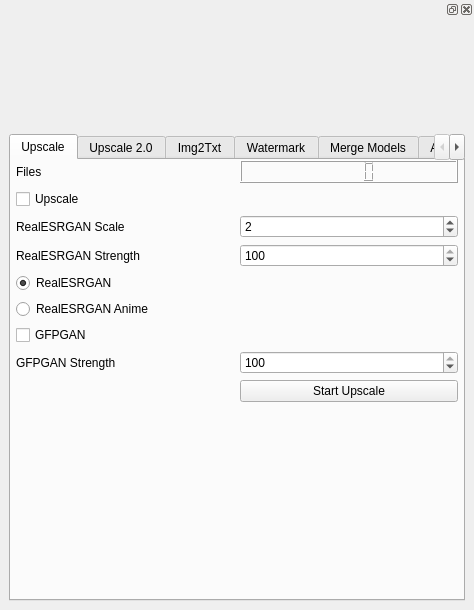
Qt form frontend/ui/img_lab.ui (osi1880vr/sd_ui) before a commit.
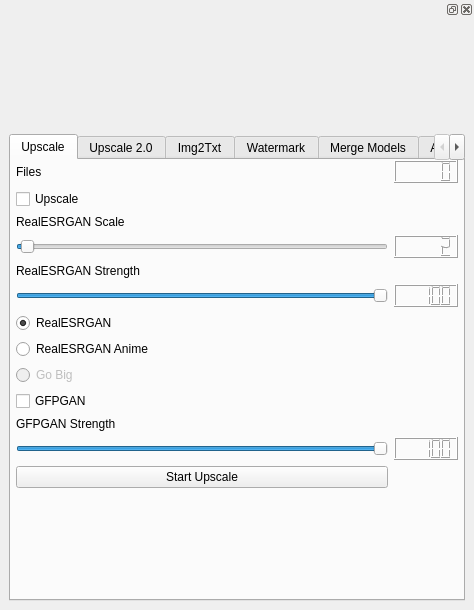
The same form after that commit. The open tabs and pages were chosen to show the change.

Diff of the .ui file:
```diff
--- a/frontend/ui/img_lab.ui
+++ b/frontend/ui/img_lab.ui
@@ -117,118 +117,167 @@
               </property>
               <item>
                <layout class="QGridLayout" name="gridLayout_3">
-                <item row="6" column="0">
-                 <widget class="QCheckBox" name="GFPGAN">
-                  <property name="text">
-                   <string>GFPGAN</string>
-                  </property>
-                 </widget>
-                </item>
-                <item row="9" column="0">
-                 <spacer name="verticalSpacer">
-                  <property name="orientation">
-                   <enum>Qt::Vertical</enum>
-                  </property>
-                  <property name="sizeHint" stdset="0">
-                   <size>
-                    <width>20</width>
-                    <height>40</height>
-                   </size>
-                  </property>
-                 </spacer>
-                </item>
-                <item row="3" column="2">
-                 <widget class="QSpinBox" name="esrStrength">
-                  <property name="maximum">
-                   <number>100</number>
-                  </property>
-                  <property name="value">
-                   <number>100</number>
-                  </property>
-                 </widget>
-                </item>
-                <item row="1" column="0">
-                 <widget class="QCheckBox" name="ESRGAN">
-                  <property name="text">
-                   <string>Upscale</string>
-                  </property>
-                 </widget>
-                </item>
-                <item row="3" column="0">
+                <item row="4" column="0">
                  <widget class="QLabel" name="esrStrength_lable">
                   <property name="text">
                    <string>RealESRGAN Strength</string>
                   </property>
                  </widget>
                 </item>
-                <item row="0" column="2">
-                 <widget class="QLCDNumber" name="filesCount"/>
-                </item>
-                <item row="2" column="0">
-                 <widget class="QLabel" name="label">
+                <item row="6" column="0">
+                 <widget class="QRadioButton" name="RealESRGAN">
                   <property name="text">
-                   <string>RealESRGAN Scale</string>
+                   <string>RealESRGAN</string>
                   </property>
-                 </widget>
-                </item>
-                <item row="0" column="0">
-                 <widget class="QLabel" name="label_2">
-                  <property name="text">
-                   <string>Files</string>
+                  <property name="checked">
+                   <bool>true</bool>
                   </property>
                  </widget>
                 </item>
-                <item row="7" column="0">
+                <item row="10" column="0">
                  <widget class="QLabel" name="label_3">
                   <property name="text">
                    <string>GFPGAN Strength</string>
                   </property>
                  </widget>
                 </item>
-                <item row="5" column="0">
+                <item row="7" column="0">
                  <widget class="QRadioButton" name="RealESRGANAnime">
                   <property name="text">
                    <string>RealESRGAN Anime</string>
                   </property>
                  </widget>
                 </item>
-                <item row="2" column="2">
-                 <widget class="QSpinBox" name="esrScale">
+                <item row="1" column="0">
+                 <widget class="QCheckBox" name="ESRGAN">
+                  <property name="text">
+                   <string>Upscale</string>
+                  </property>
+                 </widget>
+                </item>
+                <item row="13" column="0">
+                 <spacer name="verticalSpacer">
+                  <property name="orientation">
+                   <enum>Qt::Vertical</enum>
+                  </property>
+                  <property name="sizeHint" stdset="0">
+                   <size>
+                    <width>20</width>
+                    <height>40</height>
+                   </size>
+                  </property>
+                 </spacer>
+                </item>
+                <item row="5" column="0">
+                 <widget class="QSlider" name="esrStrength">
+                  <property name="minimum">
+                   <number>1</number>
+                  </property>
                   <property name="maximum">
-                   <number>10</number>
+                   <number>100</number>
+                  </property>
+                  <property name="value">
+                   <number>100</number>
+                  </property>
+                  <property name="orientation">
+                   <enum>Qt::Horizontal</enum>
+                  </property>
+                 </widget>
+                </item>
+                <item row="3" column="0">
+                 <widget class="QSlider" name="esrScale">
+                  <property name="minimum">
+                   <number>1</number>
+                  </property>
+                  <property name="maximum">
+                   <number>100</number>
                   </property>
                   <property name="value">
                    <number>2</number>
                   </property>
+                  <property name="orientation">
+                   <enum>Qt::Horizontal</enum>
+                  </property>
                  </widget>
                 </item>
-                <item row="4" column="0">
-                 <widget class="QRadioButton" name="RealESRGAN">
+                <item row="2" column="0">
+                 <widget class="QLabel" name="label">
                   <property name="text">
-                   <string>RealESRGAN</string>
+                   <string>RealESRGAN Scale</string>
                   </property>
-                  <property name="checked">
-                   <bool>true</bool>
+                 </widget>
+                </item>
+                <item row="8" column="0">
+                 <widget class="QRadioButton" name="GoBig">
+                  <property name="enabled">
+                   <bool>false</bool>
                   </property>
+                  <property name="text">
+                   <string>Go Big</string>
+                  </property>
                  </widget>
                 </item>
-                <item row="7" column="2">
-                 <widget class="QSpinBox" name="gfpStrength">
+                <item row="11" column="0">
+                 <widget class="QSlider" name="gfpStrength">
+                  <property name="minimum">
+                   <number>1</number>
+                  </property>
                   <property name="maximum">
                    <number>100</number>
                   </property>
                   <property name="value">
                    <number>100</number>
                   </property>
+                  <property name="orientation">
+                   <enum>Qt::Horizontal</enum>
+                  </property>
                  </widget>
                 </item>
-                <item row="8" column="2">
+                <item row="9" column="0">
+                 <widget class="QCheckBox" name="GFPGAN">
+                  <property name="text">
+                   <string>GFPGAN</string>
+                  </property>
+                 </widget>
+                </item>
+                <item row="12" column="0">
                  <widget class="QPushButton" name="startUpscale">
                   <property name="text">
                    <string>Start Upscale</string>
                   </property>
                  </widget>
                 </item>
+                <item row="11" column="1">
+                 <widget class="QLCDNumber" name="gfpStrengthNumber">
+                  <property name="intValue" stdset="0">
+                   <number>100</number>
+                  </property>
+                 </widget>
+                </item>
+                <item row="5" column="1">
+                 <widget class="QLCDNumber" name="esrStrengthNumber">
+                  <property name="intValue" stdset="0">
+                   <number>100</number>
+                  </property>
+                 </widget>
+                </item>
+                <item row="3" column="1">
+                 <widget class="QLCDNumber" name="esrScaleNumber">
+                  <property name="intValue" stdset="0">
+                   <number>2</number>
+                  </property>
+                 </widget>
+                </item>
+                <item row="0" column="0">
+                 <widget class="QLabel" name="label_2">
+                  <property name="text">
+                   <string>Files</string>
+                  </property>
+                 </widget>
+                </item>
+                <item row="0" column="1">
+                 <widget class="QLCDNumber" name="filesCount"/>
+                </item>
                </layout>
               </item>
              </layout>
@@ -807,6 +856,66 @@
               </item>
              </layout>
             </widget>
+            <widget class="QWidget" name="tab_3">
+             <property name="enabled">
+              <bool>false</bool>
+             </property>
+             <attribute name="title">
+              <string>VoltaML</string>
+             </attribute>
+             <layout class="QGridLayout" name="gridLayout">
+              <item row="2" column="0">
+               <widget class="QSpinBox" name="max_gpu_memory">
+                <property name="minimum">
+                 <number>4</number>
+                </property>
+                <property name="maximum">
+                 <number>80</number>
+                </property>
+                <property name="value">
+                 <number>12</number>
+                </property>
+               </widget>
+              </item>
+              <item row="3" column="1">
+               <spacer name="verticalSpacer_7">
+                <property name="orientation">
+                 <enum>Qt::Vertical</enum>
+                </property>
+                <property name="sizeHint" stdset="0">
+                 <size>
+                  <width>20</width>
+                  <height>40</height>
+                 </size>
+                </property>
+               </spacer>
+              </item>
+              <item row="2" column="1" colspan="2">
+               <widget class="QPushButton" name="run_volta_accel">
+                <property name="text">
+                 <string>Accelerate Model</string>
+                </property>
+               </widget>
+              </item>
+              <item row="0" column="0" colspan="2">
+               <widget class="QLineEdit" name="accel_path"/>
+              </item>
+              <item row="0" column="2">
+               <widget class="QPushButton" name="selected_model">
+                <property name="text">
+                 <string>Select Model</string>
+                </property>
+               </widget>
+              </item>
+              <item row="1" column="0">
+               <widget class="QLabel" name="label_14">
+                <property name="text">
+                 <string>Max GPU Mem</string>
+                </property>
+               </widget>
+              </item>
+             </layout>
+            </widget>
            </widget>
           </item>
          </layout>
```
Left out of the diff: 348 changed lines with no effect on the pictures.
